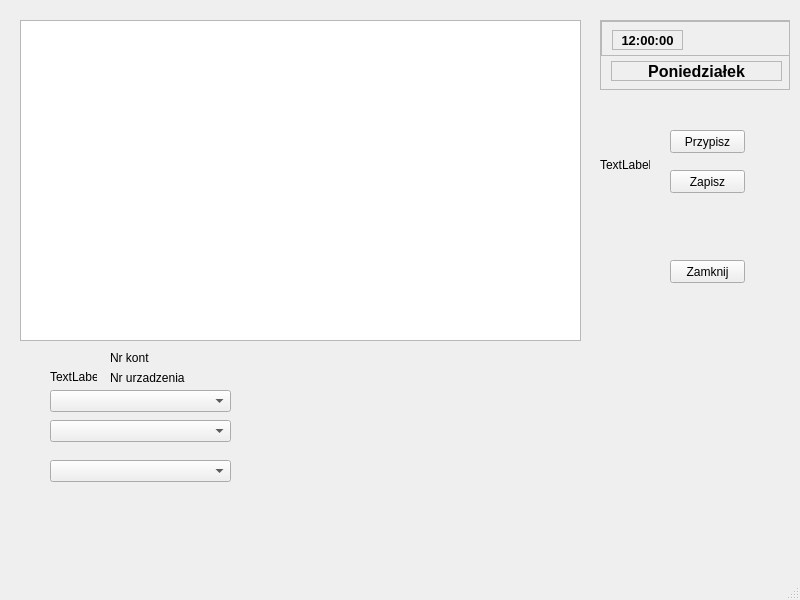
Qt form Urzadzenia/urzadzenialistakontrahent.ui (Astropl/OptiBase) before a commit.
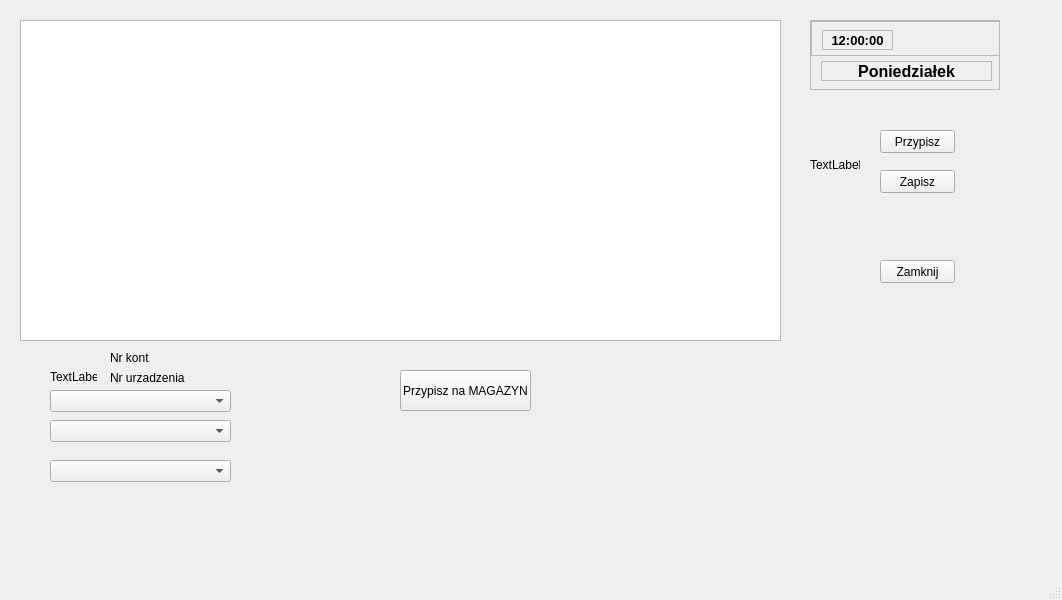
The same form after that commit.

What changed in the file:
```diff
--- a/Urzadzenia/urzadzenialistakontrahent.ui
+++ b/Urzadzenia/urzadzenialistakontrahent.ui
@@ -6,7 +6,7 @@
    <rect>
     <x>0</x>
     <y>0</y>
-    <width>800</width>
+    <width>1062</width>
     <height>600</height>
    </rect>
   </property>
@@ -40,7 +40,7 @@
    <widget class="QPushButton" name="pushButton_2">
     <property name="geometry">
      <rect>
-      <x>670</x>
+      <x>880</x>
       <y>260</y>
       <width>75</width>
       <height>23</height>
@@ -53,7 +53,7 @@
    <widget class="QLabel" name="labelDaty">
     <property name="geometry">
      <rect>
-      <x>700</x>
+      <x>910</x>
       <y>30</y>
       <width>81</width>
       <height>20</height>
@@ -79,7 +79,7 @@
    <widget class="QPushButton" name="pushButton">
     <property name="geometry">
      <rect>
-      <x>670</x>
+      <x>880</x>
       <y>130</y>
       <width>75</width>
       <height>23</height>
@@ -120,7 +120,7 @@
      <rect>
       <x>20</x>
       <y>20</y>
-      <width>561</width>
+      <width>761</width>
       <height>321</height>
      </rect>
     </property>
@@ -147,7 +147,7 @@
    <widget class="QPushButton" name="pushButton_3">
     <property name="geometry">
      <rect>
-      <x>670</x>
+      <x>880</x>
       <y>170</y>
       <width>75</width>
       <height>23</height>
@@ -160,7 +160,7 @@
    <widget class="QScrollArea" name="scrollArea_8">
     <property name="geometry">
      <rect>
-      <x>600</x>
+      <x>810</x>
       <y>20</y>
       <width>190</width>
       <height>70</height>
@@ -273,7 +273,7 @@
    <widget class="QLabel" name="lblCheckOkNo">
     <property name="geometry">
      <rect>
-      <x>600</x>
+      <x>810</x>
       <y>140</y>
       <width>50</width>
       <height>50</height>
@@ -283,6 +283,19 @@
      <string>TextLabel</string>
     </property>
    </widget>
+   <widget class="QPushButton" name="pushButton_4">
+    <property name="geometry">
+     <rect>
+      <x>400</x>
+      <y>370</y>
+      <width>131</width>
+      <height>41</height>
+     </rect>
+    </property>
+    <property name="text">
+     <string>Przypisz na MAGAZYN</string>
+    </property>
+   </widget>
   </widget>
   <widget class="QMenuBar" name="menubar">
    <property name="geometry">
```
Left out of the diff: 2 changed lines with no effect on the pictures.
